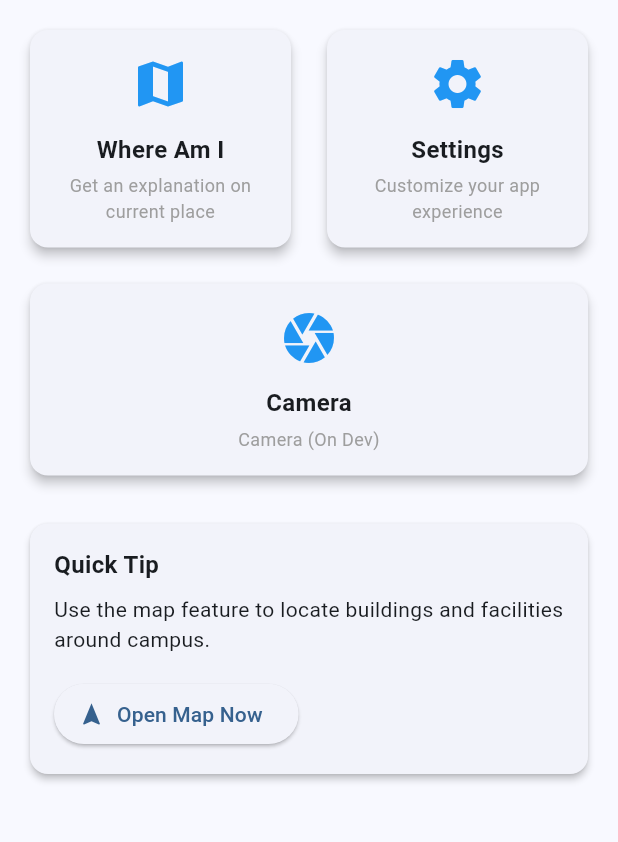
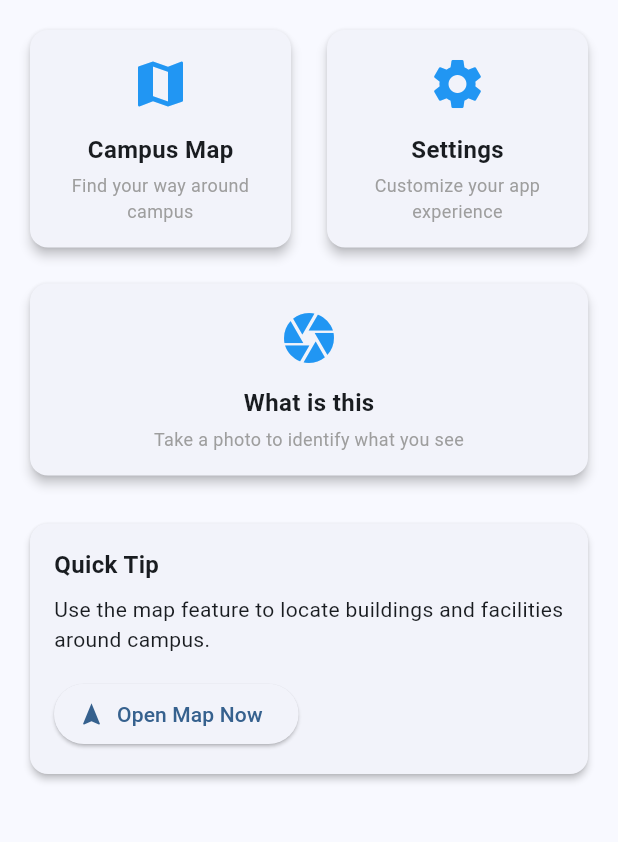
Before and after one commit to 8bitnyan/comp4521_project, a Flutter app: the DashboardScreen screen opened by its route, on a phone screen of 412 x 824 dp, the part 333-1175 px from its top. Run offline on Flutter 3.47's test engine with Material 3 defaults, Android fonts, the phone set to English and light mode, and no system bars; our stand-ins replace camera, google_maps_flutter, shared_preferences; accounts and stored records are empty.

Commit message:
change descriptions

```diff
--- a/lib/screens/dashboard_screen.dart
+++ b/lib/screens/dashboard_screen.dart
@@ -90,8 +90,8 @@ class DashboardScreen extends StatelessWidget {
                 Expanded(
                   child: _FeatureCard(
                     icon: Icons.map,
-                    title: 'Where Am I',
-                    description: 'Get an explanation on current place',
+                    title: 'Campus Map',
+                    description: 'Find your way around campus',
                     onTap: () {
                       Navigator.pushNamed(context, '/map');
                     },
@@ -116,8 +116,8 @@ class DashboardScreen extends StatelessWidget {
                 Expanded(
                   child: _FeatureCard(
                     icon: Icons.camera,
-                    title: 'Camera',
-                    description: 'Camera (On Dev)',
+                    title: 'What is this',
+                    description: 'Take a photo to identify what you see',
                     onTap: () {
                       Navigator.pushNamed(context, '/camera');
                     },
```
Also changed, not shown: 1 other file.
